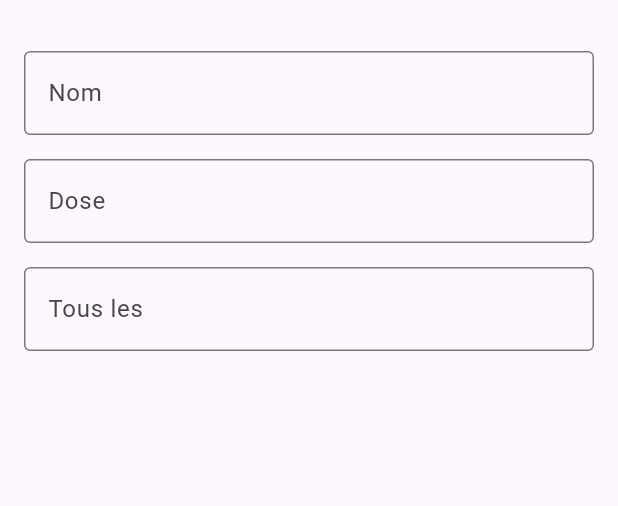
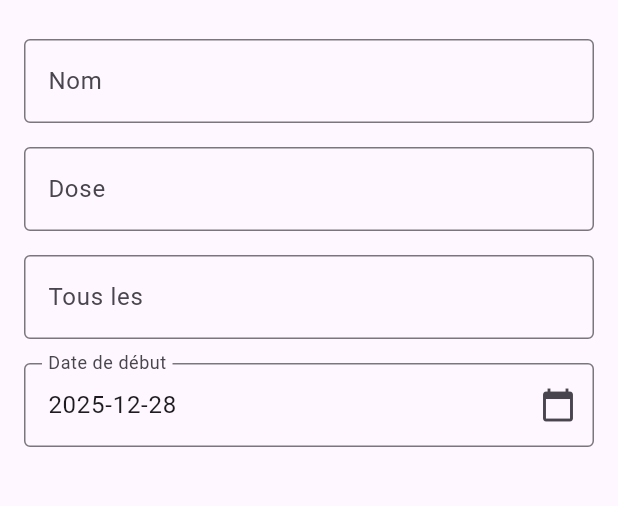
Before and after one commit to delia-cheminot/transdiy, a Flutter app: the NewSchedulePage screen opened directly, on a phone screen of 412 x 824 dp, the part 57-563 px from its top. Run offline on Flutter 3.47's test engine with Material 3 defaults, Android fonts, the phone set to English and light mode, and no system bars; drawn by our look-alikes of dynamic_color; our stand-ins replace decimal, fl_chart, flutter_svg, sqflite, sqflite_common_ffi; accounts and stored records are empty.

Commit message:
add date picker for schedule pages

```diff
--- a/lib/data/model/medication_schedule.dart
+++ b/lib/data/model/medication_schedule.dart
@@ -94,6 +94,9 @@ class MedicationSchedule {
         : null;
   }
 
+  static String? validateStartDate(DateTime? startDate) =>
+      startDate == null ? 'Champ obligatoire' : null;
+
   /// Returns the next scheduled injection date relative to [referenceDate] (or today if null).
   ///
   /// - If the [startDate] is in the future or today, returns [startDate].
--- a/lib/ui/views/home/profile/new_schedule_page.dart
+++ b/lib/ui/views/home/profile/new_schedule_page.dart
@@ -3,6 +3,7 @@ import 'package:flutter/material.dart';
 import 'package:provider/provider.dart';
 import 'package:transdiy/data/model/medication_schedule.dart';
 import 'package:transdiy/data/providers/medication_schedule_provider.dart';
+import 'package:transdiy/widgets/form_date_field.dart';
 import 'package:transdiy/widgets/form_text_field.dart';
 
 class NewSchedulePage extends StatefulWidget {
@@ -14,6 +15,7 @@ class _NewSchedulePageState extends State<NewSchedulePage> {
   late TextEditingController _nameController;
   late TextEditingController _doseController;
   late TextEditingController _intervalDaysController;
+  late DateTime _startDate;
 
   @override
   void initState() {
@@ -21,6 +23,7 @@ class _NewSchedulePageState extends State<NewSchedulePage> {
     _nameController = TextEditingController();
     _doseController = TextEditingController();
     _intervalDaysController = TextEditingController();
+    _startDate = DateTime.now();
   }
 
   @override
@@ -37,7 +40,8 @@ class _NewSchedulePageState extends State<NewSchedulePage> {
     final intervalDays = int.parse(_intervalDaysController.text);
     final medicationScheduleProvider =
         Provider.of<MedicationScheduleProvider>(context, listen: false);
-    medicationScheduleProvider.addSchedule(name, dose, intervalDays);
+    medicationScheduleProvider.addSchedule(name, dose, intervalDays,
+        startDate: _startDate);
     Navigator.pop(context);
   }
 
@@ -47,9 +51,14 @@ class _NewSchedulePageState extends State<NewSchedulePage> {
       MedicationSchedule.validateDose(_doseController.text);
   String? get _intervalDaysError =>
       MedicationSchedule.validateIntervalDays(_intervalDaysController.text);
+  String? get _startDateError =>
+      MedicationSchedule.validateStartDate(_startDate);
 
   bool get _isFormValid =>
-      _nameError == null && _doseError == null && _intervalDaysError == null;
+      _nameError == null &&
+      _doseError == null &&
+      _intervalDaysError == null &&
+      _startDateError == null;
 
   void _refresh() {
     setState(() {});
@@ -70,9 +79,10 @@ class _NewSchedulePageState extends State<NewSchedulePage> {
             ),
           ],
         ),
-        body: SingleChildScrollView(
+        body: SafeArea(
+          child: SingleChildScrollView(
             child: Padding(
-            padding: const EdgeInsets.all(16.0),
+              padding: const EdgeInsets.symmetric(horizontal: 16.0),
               child: Column(
                 mainAxisAlignment: MainAxisAlignment.start,
                 crossAxisAlignment: CrossAxisAlignment.start,
@@ -82,7 +92,6 @@ class _NewSchedulePageState extends State<NewSchedulePage> {
                     label: 'Nom',
                     onChanged: _refresh,
                     inputType: TextInputType.text,
-                  isFirst: true,
                   ),
                   FormTextField(
                     controller: _doseController,
@@ -100,7 +109,16 @@ class _NewSchedulePageState extends State<NewSchedulePage> {
                     inputType: TextInputType.numberWithOptions(decimal: false),
                     regexFormatter: '[0-9]',
                   ),
+                  FormDateField(
+                    date: _startDate,
+                    label: 'Date de début',
+                    errorText: _startDateError,
+                    onChanged: (date) => setState(() {
+                      _startDate = date;
+                    }),
+                  )
                 ],
+              ),
             ),
           ),
         ));
--- a/lib/ui/views/home/profile/profile_page.dart
+++ b/lib/ui/views/home/profile/profile_page.dart
@@ -33,12 +33,12 @@ class ProfilePage extends StatelessWidget {
           ],
         ),
       ),
-      body: medicationScheduleProvider.schedules.isEmpty
+      body: SafeArea(
+        child: medicationScheduleProvider.schedules.isEmpty
             ? Center(
                 child: Text('Ajoutez un traitement pour commencer'),
               )
             : ListView.builder(
-              padding: const EdgeInsets.all(16.0),
                 itemCount: medicationScheduleProvider.schedules.length,
                 itemBuilder: (context, index) {
                   final schedule = medicationScheduleProvider.schedules[index];
@@ -58,6 +58,7 @@ class ProfilePage extends StatelessWidget {
                   );
                 },
               ),
+      ),
       floatingActionButton: FloatingActionButton(
         onPressed: () {
           Navigator.of(context).push(MaterialPageRoute<void>(
--- a/lib/ui/views/intakes/intakes_history_page.dart
+++ b/lib/ui/views/intakes/intakes_history_page.dart
@@ -12,7 +12,8 @@ class IntakesHistoryPage extends StatelessWidget {
       appBar: AppBar(
         title: Text('Historique'),
       ),
-      body: Column(
+      body: SafeArea(
+        child: Column(
           children: [
             Expanded(
               child: medicationIntakeProvider.isLoading
@@ -38,6 +39,7 @@ class IntakesHistoryPage extends StatelessWidget {
             ),
           ],
         ),
+      ),
     );
   }
 }
--- a/lib/ui/views/intakes/intakes_page.dart
+++ b/lib/ui/views/intakes/intakes_page.dart
@@ -27,7 +27,6 @@ class IntakesPage extends StatelessWidget {
                       child: Text('No intakes yet'),
                     )
                   : ListView.builder(
-                      padding: const EdgeInsets.all(16.0),
                       itemCount:
                           medicationIntakeProvider.notTakenIntakes.length,
                       itemBuilder: (context, index) {
--- a/lib/ui/views/supplies/pharmacy_page.dart
+++ b/lib/ui/views/supplies/pharmacy_page.dart
@@ -21,7 +21,7 @@ class PharmacyPage extends StatelessWidget {
     }
 
     return MasonryGridView.builder(
-      padding: const EdgeInsets.all(16.0),
+      padding: const EdgeInsets.symmetric(horizontal: 16.0),
       gridDelegate: SliverSimpleGridDelegateWithMaxCrossAxisExtent(
           maxCrossAxisExtent: 300),
       itemCount: supplyItemProvider.items.length,
--- a/lib/ui/widgets/main_page_schedule.dart
+++ b/lib/ui/widgets/main_page_schedule.dart
@@ -11,7 +11,6 @@ class MainPageSchedule extends StatelessWidget {
         context.watch<MedicationScheduleProvider>();
 
     return ListView(
-      padding: const EdgeInsets.all(16.0),
       children: <Widget>[
         for (final schedule in medicationScheduleProvider.schedules)
           _buildTile(schedule),
--- /dev/null
+++ b/lib/widgets/form_date_field.dart
@@ -0,0 +1,64 @@
+import 'package:flutter/material.dart';
+import 'package:flutter/services.dart';
+
+class FormDateField extends StatelessWidget {
+  final DateTime date;
+  final String label;
+  final String? suffixText;
+  final String? errorText;
+  final String? regexFormatter;
+  final DateTime? selectedDate;
+  final ValueChanged<DateTime> onChanged;
+
+  FormDateField({
+    required this.date,
+    required this.label,
+    this.suffixText,
+    this.errorText,
+    this.regexFormatter,
+    this.selectedDate,
+    required this.onChanged,
+  });
+
+  @override
+  Widget build(BuildContext context) {
+    return Padding(
+      padding: EdgeInsets.only(top: 8.0, bottom: 8.0),
+      child: TextField(
+        controller: TextEditingController(
+                  text: date.toString().split(' ').first),
+        keyboardType: TextInputType.datetime,
+        // formatter only if regex is not null
+        inputFormatters: regexFormatter != null
+            ? <TextInputFormatter>[
+                FilteringTextInputFormatter.allow(RegExp(regexFormatter!)),
+              ]
+            : null,
+        decoration: InputDecoration(
+          border: OutlineInputBorder(),
+          labelText: label,
+          suffixText: suffixText,
+          errorText: errorText,
+          suffixIcon: errorText != null
+              ? Icon(Icons.error)
+              : Icon(Icons.calendar_today),
+        ),
+        readOnly: true,
+        onTap: () => _selectDate(context)
+      ),
+    );
+  }
+
+  Future<void> _selectDate(BuildContext context) async {
+    final DateTime? picked = await showDatePicker(
+      context: context,
+      initialDate: selectedDate ?? DateTime.now(),
+      firstDate: DateTime(2000),
+      lastDate: DateTime(2100),
+    );
+
+    if (picked != null) {
+      onChanged(picked);
+    }
+  }
+}
--- a/lib/widgets/form_text_field.dart
+++ b/lib/widgets/form_text_field.dart
@@ -8,8 +8,8 @@ class FormTextField extends StatelessWidget {
   final String? errorText;
   final TextInputType inputType;
   final VoidCallback onChanged;
-  final bool isFirst;
   final String? regexFormatter;
+  final bool readonly;
 
   FormTextField({
     required this.controller,
@@ -18,14 +18,14 @@ class FormTextField extends StatelessWidget {
     this.suffixText,
     this.errorText,
     required this.inputType,
-    this.isFirst = false,
     this.regexFormatter,
+    this.readonly = false,
   });
 
   @override
   Widget build(BuildContext context) {
     return Padding(
-      padding: EdgeInsets.only(top: isFirst ? 0 : 8.0, bottom: 8.0),
+      padding: EdgeInsets.only(top: 8.0, bottom: 8.0),
       child: TextField(
         controller: controller,
         keyboardType: inputType,
@@ -43,6 +43,7 @@ class FormTextField extends StatelessWidget {
           suffixIcon: errorText != null ? Icon(Icons.error) : null,
         ),
         onChanged: (value) => onChanged(),
+        readOnly: readonly,
       ),
     );
   }
```
Also changed, not shown: lib/ui/views/home/profile/edit_schedule_page.dart (+22 -4 lines), lib/ui/views/supplies/edit_item_page.dart (+4 -3 lines), lib/ui/views/supplies/new_item_page.dart (+6 -3 lines). Lines whose indentation alone changed are shown as unchanged.
